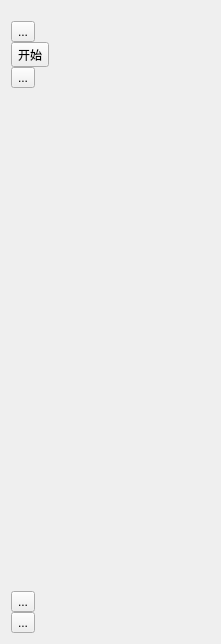
This is src/GUI/sideMenu/sideMenuWidget.ui in firemeatman/C-Light-IDE as Qt 5 draws it before an edit. The edited form follows.
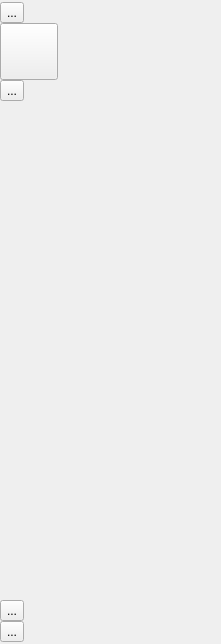
This is the edited form. Icons and pictures are not drawn.

The edit to the form file:
```diff
--- a/src/GUI/sideMenu/sideMenuWidget.ui
+++ b/src/GUI/sideMenu/sideMenuWidget.ui
@@ -21,38 +21,31 @@
   </property>
   <property name="styleSheet">
    <string notr="true">#SideMenuWidget{
+	border: 0px;
+	padding: 0px;
+	margin: 0px;
+}
 
-	border: 2px;
-}</string>
-  </property>
-  <layout class="QVBoxLayout" name="verticalLayout_4">
-   <item>
-    <widget class="QWidget" name="widget_1" native="true">
-     <property name="sizePolicy">
-      <sizepolicy hsizetype="Preferred" vsizetype="Expanding">
-       <horstretch>0</horstretch>
-       <verstretch>0</verstretch>
-      </sizepolicy>
-     </property>
-     <property name="styleSheet">
-      <string notr="true">#widget_1 {
+#SideMenuWidget &gt; #widget_1 {
 	border: 2px solid rgb(89, 89, 89);
+	
 }
 
-#widget_3 {
+#SideMenuWidget &gt; #widget_1 &gt; #widget_3 {
 	border: 0px;
 	margin: 0px;
 	padding: 0px;
 }
 
-#widget_4 {
+#SideMenuWidget &gt; #widget_1 &gt; #widget_4 {
 	border: 2px solid rgb(255, 85, 0);
 	margin: 2px;
 	padding: 2px;
 }
 
-#widget_3 &gt;  QToolButton{
+#SideMenuWidget QToolButton{
 	color: rgb(0, 0, 0);
+	background-color: #cdd1d3; /* 银鱼白 */
 	border: 0px;
 	margin-top: 0px;
 	margin-bottom: 0px;
@@ -69,10 +62,38 @@
     background-color: rgb(157, 162, 255);
 }
 
-#widget_3 &gt; QToolButton:disabled {
-    color: rgb(131, 131, 131);
+#SideMenuWidget QToolButton:checked {
+    background-color: #cdd1d3; /* 银鱼白 */
+    border-left: 5px solid #132c33; /* 深灰蓝 */
 }
+
+#SideMenuWidget &gt; #widget_2{
+	border:2px solid rgb(89, 89, 89);
+	margin: 0px;
+}
+
 </string>
+  </property>
+  <layout class="QVBoxLayout" name="verticalLayout_4">
+   <property name="leftMargin">
+    <number>0</number>
+   </property>
+   <property name="topMargin">
+    <number>0</number>
+   </property>
+   <property name="rightMargin">
+    <number>0</number>
+   </property>
+   <property name="bottomMargin">
+    <number>0</number>
+   </property>
+   <item>
+    <widget class="QWidget" name="widget_1" native="true">
+     <property name="sizePolicy">
+      <sizepolicy hsizetype="Preferred" vsizetype="Expanding">
+       <horstretch>0</horstretch>
+       <verstretch>0</verstretch>
+      </sizepolicy>
      </property>
      <layout class="QVBoxLayout" name="verticalLayout_3">
       <property name="leftMargin">
@@ -106,13 +127,13 @@
           <number>0</number>
          </property>
          <property name="topMargin">
-          <number>10</number>
+          <number>2</number>
          </property>
          <property name="rightMargin">
           <number>0</number>
          </property>
          <property name="bottomMargin">
-          <number>10</number>
+          <number>0</number>
          </property>
          <item>
           <widget class="QToolButton" name="toolButton">
@@ -136,8 +157,11 @@
          </item>
          <item>
           <widget class="QToolButton" name="toolButton_2">
-           <property name="text">
-            <string>开始</string>
+           <property name="sizePolicy">
+            <sizepolicy hsizetype="Fixed" vsizetype="Fixed">
+             <horstretch>0</horstretch>
+             <verstretch>0</verstretch>
+            </sizepolicy>
            </property>
            <property name="icon">
             <iconset>
@@ -195,29 +219,6 @@
        <verstretch>0</verstretch>
       </sizepolicy>
      </property>
-     <property name="styleSheet">
-      <string notr="true">#widget_2{
-	border:2px solid rgb(89, 89, 89);
-	margin: 0px;
-}
-
-#widget_2 &gt; QToolButton{
-    border: 0px solid #555;
-	margin-left: 2px;
-	margin-right: 2px;
-    padding: 0px;
-    color: rgb(0, 0, 0);
-}
-
-#widget_2 &gt; QToolButton:hover {
-    background-color: rgb(194, 194, 255);
-}
-
-#widget_2 &gt; QToolButton:pressed {
-    background-color: rgb(151, 144, 255);
-    border-color: rgb(255, 255, 255);
-}</string>
-     </property>
      <layout class="QVBoxLayout" name="verticalLayout_2">
       <property name="spacing">
        <number>0</number>
@@ -226,13 +227,13 @@
        <number>0</number>
       </property>
       <property name="topMargin">
-       <number>0</number>
+       <number>2</number>
       </property>
       <property name="rightMargin">
        <number>0</number>
       </property>
       <property name="bottomMargin">
-       <number>0</number>
+       <number>2</number>
       </property>
       <item>
        <widget class="QToolButton" name="toolButton_6">
```
Left out of the diff: 8 changed lines with no effect on the pictures.
